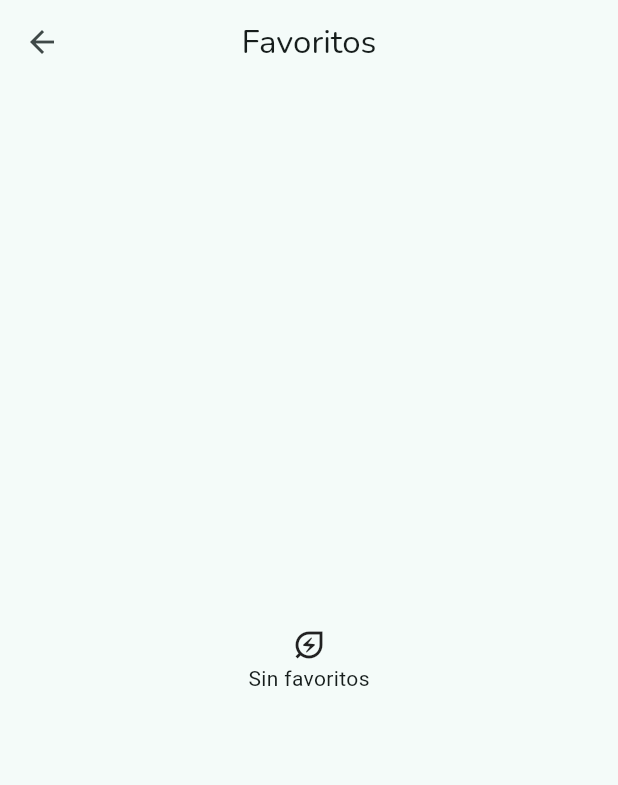
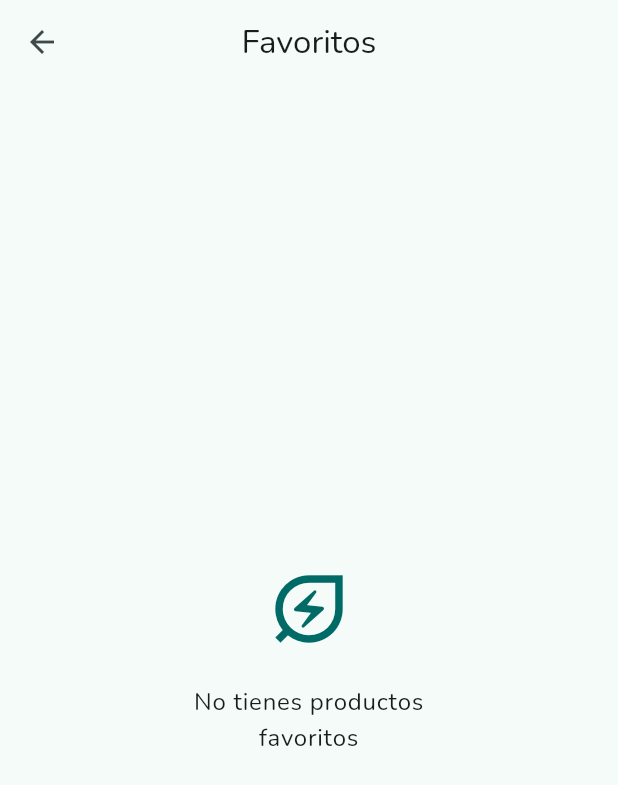
Before and after one commit to ManuelNZ20/ecofriendly, a Flutter app: the FavoritesView screen opened directly, on a phone screen of 412 x 824 dp. Shown: the top 785 px of the screen. Run offline on Flutter 3.47's test engine with Material 3 defaults, Android fonts, the phone set to English and light mode, and no system bars; our stand-ins replace animate_do, card_swiper, connectivity_plus, dio, flutter_dotenv, flutter_riverpod and 9 more; missing offline and left inert: cloudinary_flutter; accounts and stored records are empty; generated files the repository leaves out were written again.

Commit message:
implement functions favorites

```diff
--- a/lib/features/client/presentation/screens/views/favorites_view.dart
+++ b/lib/features/client/presentation/screens/views/favorites_view.dart
@@ -38,7 +38,8 @@ class FavoritesViewState extends ConsumerState<FavoritesView> {
       appBar: AppBar(
         title: const Text('Favoritos'),
       ),
-      body: GridViewProductsClientAllFavorite(
+      body: GridViewProductsFavorite(
+        loadNextPage: loadNextPage,
         products: favoritesProducts,
       ),
     );
--- a/lib/features/client/presentation/widgets/card_product_favorite.dart
+++ b/lib/features/client/presentation/widgets/card_product_favorite.dart
@@ -3,7 +3,6 @@ import 'package:flutter_riverpod/flutter_riverpod.dart';
 import 'package:go_router/go_router.dart';
 
 import '../../../../config/theme/theme.dart';
-import '../riverpod/products_provider.dart';
 
 class CardProductFavorite extends ConsumerWidget {
   const CardProductFavorite({
--- a/lib/features/client/presentation/widgets/grid_view_products_client_all_favorite.dart
+++ b/lib/features/client/presentation/widgets/grid_view_products_client_all_favorite.dart
@@ -1,20 +1,50 @@
+import 'package:animate_do/animate_do.dart';
 import 'package:flutter/material.dart';
 import 'package:flutter_riverpod/flutter_riverpod.dart';
 import '../../domain/entities/entities.dart';
 import 'card_product_favorite.dart';
 
-class GridViewProductsClientAllFavorite extends ConsumerWidget {
-  const GridViewProductsClientAllFavorite({
+class GridViewProductsFavorite extends ConsumerStatefulWidget {
+  const GridViewProductsFavorite({
     super.key,
     required this.products,
+    required this.loadNextPage,
   });
 
   final List<ProductClient> products;
+  final VoidCallback? loadNextPage;
+  @override
+  ConsumerState<ConsumerStatefulWidget> createState() =>
+      _GridViewProductsFavoriteState();
+}
+
+class _GridViewProductsFavoriteState
+    extends ConsumerState<GridViewProductsFavorite> {
+  final scrollController = ScrollController();
+  @override
+  void initState() {
+    super.initState();
+    scrollController.addListener(() {
+      if (widget.loadNextPage == null) return;
+      if (scrollController.position.pixels + 100 >=
+          scrollController.position.maxScrollExtent) {
+        widget.loadNextPage!();
+      }
+    });
+  }
 
   @override
-  Widget build(BuildContext context, WidgetRef ref) {
-    return products.isNotEmpty
-        ? GridView.builder(
+  void dispose() {
+    scrollController.dispose();
+    super.dispose();
+  }
+
+  @override
+  Widget build(BuildContext context) {
+    final products = widget.products;
+    if (products.isNotEmpty) {
+      return GridView.builder(
+        controller: scrollController,
         itemCount: products.length,
         padding: const EdgeInsets.all(5),
         gridDelegate: const SliverGridDelegateWithFixedCrossAxisCount(
@@ -25,22 +55,39 @@ class GridViewProductsClientAllFavorite extends ConsumerWidget {
         ),
         itemBuilder: (context, index) {
           final product = products[index];
-              return CardProductFavorite(
+          return FadeInUp(
+            child: CardProductFavorite(
               id: product.id,
               name: product.nameProduct,
               img: product.img,
               location: '/home/0/product/${product.id}',
               isFavorite: product.isFavorite!,
               price: product.price,
+            ),
           );
         },
-          )
-        : const Center(
+      );
+    }
+    final colors = Theme.of(context).colorScheme;
+    final title = Theme.of(context).textTheme.bodyLarge;
+    return Center(
       child: Column(
         mainAxisAlignment: MainAxisAlignment.center,
         children: [
-                Icon(Icons.energy_savings_leaf_outlined),
-                Text('Sin favoritos'),
+          Icon(
+            Icons.energy_savings_leaf_outlined,
+            color: colors.primary,
+            size: 60,
+          ),
+          const SizedBox(height: 20),
+          SizedBox(
+            width: 200,
+            child: Text(
+              'No tienes productos favoritos',
+              style: title,
+              textAlign: TextAlign.center,
+            ),
+          ),
         ],
       ),
     );
```
Also changed, not shown: lib/features/client/presentation/riverpod/storage/favorite_products.riverpod.dart (+17 -0 lines), lib/features/client/presentation/screens/products/product_screen.dart (+11 -3 lines). Lines whose indentation alone changed are shown as unchanged.
